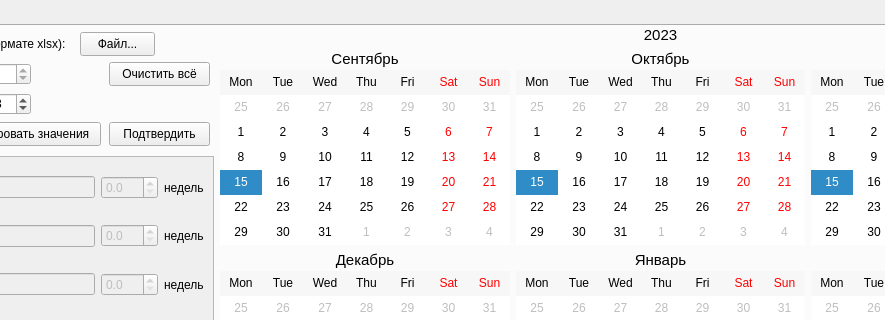
The window that main.ui (LeonidBevz/ScheduleApp) describes before a commit, drawn with Qt 5; both pictures show x 212 to 1097 and y 0 to 320 of the 1325 by 870 pixel window.
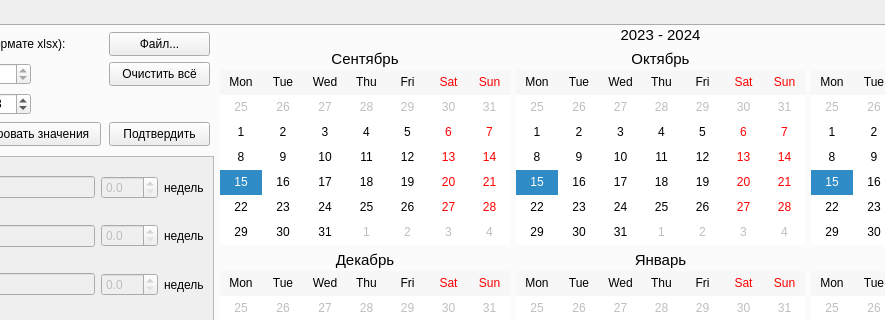
The same window after the commit.

Commit message: добавлена поддержка половин недель, незначительно изменен интерфейс, исправлены баги

Patch:
```diff
--- a/main.ui
+++ b/main.ui
@@ -782,9 +782,9 @@
      <widget class="QPushButton" name="fileDialogButton">
       <property name="geometry">
        <rect>
-        <x>290</x>
+        <x>319</x>
         <y>6</y>
-        <width>75</width>
+        <width>101</width>
         <height>24</height>
        </rect>
       </property>
@@ -1606,7 +1606,7 @@
           </font>
          </property>
          <property name="text">
-          <string>2023</string>
+          <string>2023 - 2024</string>
          </property>
          <property name="alignment">
           <set>Qt::AlignCenter</set>
```
The commit also changes 1 other file.
